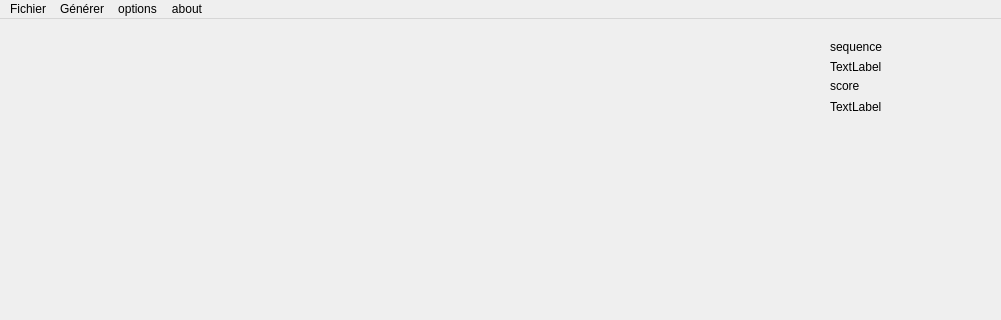
gtosama/quizz-scanner, file qcm.ui: the form before one commit; both pictures show x 0 to 1001 and y 0 to 320 of the 1001 by 722 pixel window.
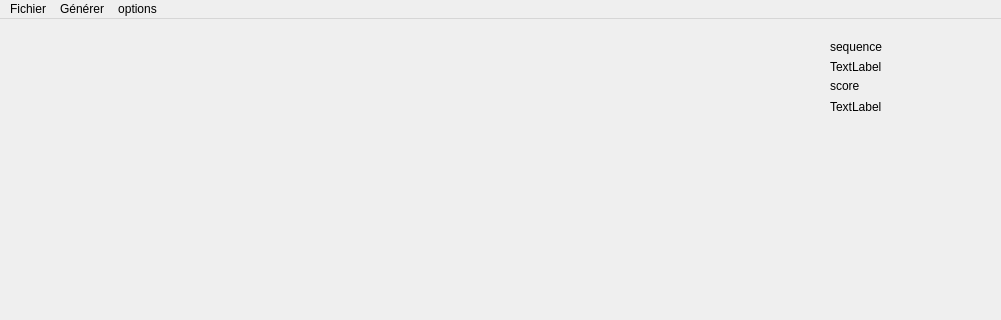
The form after the commit.

```diff
--- a/qcm.ui
+++ b/qcm.ui
@@ -157,17 +157,11 @@
      <string>options</string>
     </property>
     <addaction name="actionconfigurer"/>
-   </widget>
-   <widget class="QMenu" name="menuabout">
-    <property name="title">
-     <string>about</string>
-    </property>
-    <addaction name="actionhelp"/>
+    <addaction name="actioneditqp"/>
    </widget>
    <addaction name="menuFichier"/>
    <addaction name="menuG_n_rer"/>
    <addaction name="menuoptions"/>
-   <addaction name="menuabout"/>
   </widget>
   <widget class="QStatusBar" name="statusbar"/>
   <action name="actionqcm">
```
Left out of the diff: 5 changed lines with no effect on the pictures.
